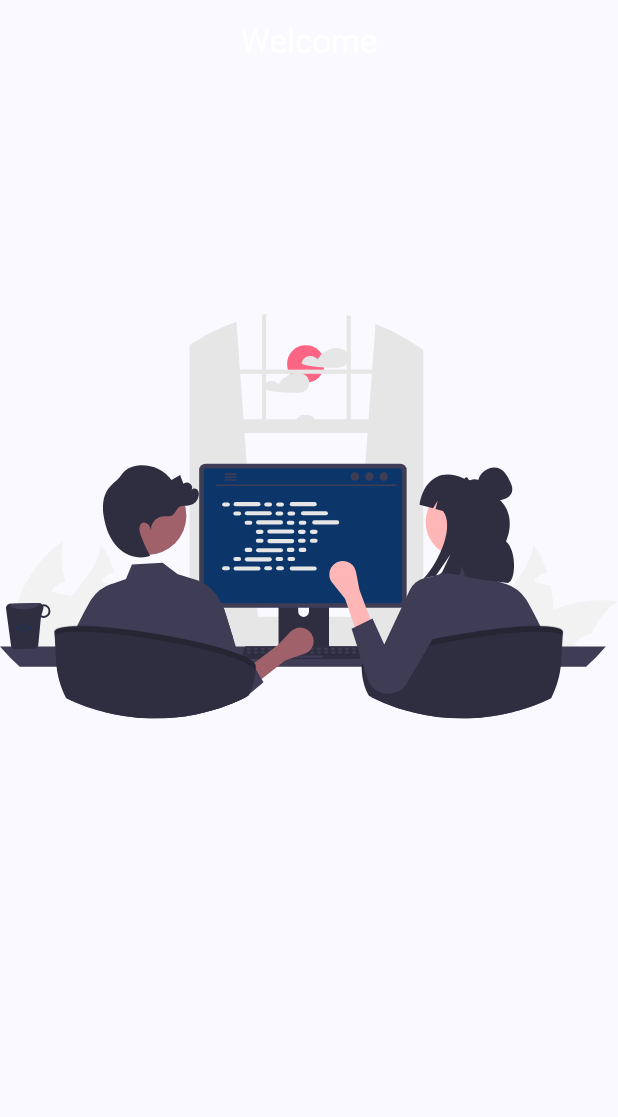
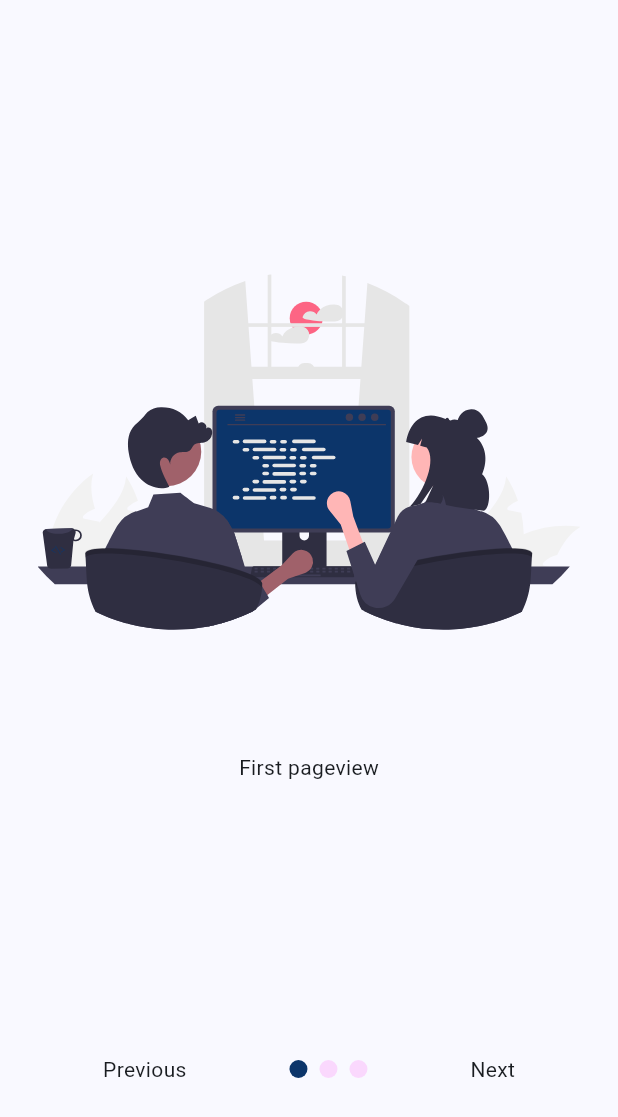
Before and after one commit to Emtee100/school-project, a Flutter app: the screen it shows after launch, on a phone screen of 412 x 824 dp. Shown: the top 1117 px of the screen. Run offline on Flutter 3.47's test engine with Material 2 defaults, Android fonts, the light colour scheme and no system bars; drawn by our look-alikes of smooth_page_indicator; our stand-ins replace flutter_svg.

Commit message:
Pageviews near completion

```diff
--- /dev/null
+++ b/lib/components/onboardingScreen1.dart
@@ -0,0 +1,18 @@
+import 'package:flutter/material.dart';
+import 'package:flutter_svg/flutter_svg.dart';
+
+class ScreenOne extends StatelessWidget {
+  const ScreenOne({super.key});
+
+  @override
+  Widget build(BuildContext context) {
+    return Scaffold(
+      body: Column(
+        children: [
+          SvgPicture.asset('assets/svg/pair_programming.svg', height: 400,),
+          const Text("First pageview"),
+        ],
+      ),
+    );
+  }
+}
--- a/lib/screens/welcomepage.dart
+++ b/lib/screens/welcomepage.dart
@@ -1,22 +1,66 @@
 import 'package:flutter/material.dart';
-import 'package:flutter_svg/flutter_svg.dart';
+import 'package:klabs/components/onboardingScreen1.dart';
+import 'package:klabs/components/onboardingScreen2.dart';
+import 'package:klabs/components/onboardingScreen3.dart';
+import 'package:smooth_page_indicator/smooth_page_indicator.dart';
 
-class WelcomeScreen extends StatelessWidget {
+class WelcomeScreen extends StatefulWidget {
   const WelcomeScreen({super.key});
+
+  @override
+  State<WelcomeScreen> createState() => _WelcomeScreenState();
+}
+
+class _WelcomeScreenState extends State<WelcomeScreen> {
+  late PageController _controller;
+  @override
+  void initState() {
+    _controller = PageController();
+    super.initState();
+  }
+
+  @override
+  void dispose() {
+    // TODO: implement dispose
+    _controller.dispose();
+    super.dispose();
+  }
 
   @override
   Widget build(BuildContext context) {
     return Scaffold(
-     backgroundColor: Theme.of(context).colorScheme.surface,
-      appBar: AppBar(
-        centerTitle: true,
-       // backgroundColor: Theme.of(context).colorScheme.primary,
-        title: const Text('Welcome', style: TextStyle(color: Colors.white),)),
-        body: Column(
-          children: [
-            SvgPicture.asset('assets/svg/pair_programming.svg')
-          ],
-        )
-    );
+        backgroundColor: Theme.of(context).colorScheme.surface,
+        body: SafeArea(
+          child: Column(
+            mainAxisAlignment: MainAxisAlignment.spaceEvenly,
+            children: [
+              Container(
+                margin: const EdgeInsets.symmetric(horizontal: 25),
+                height: 500,
+                child: PageView(
+                  controller: _controller,
+                  children: const [ScreenOne(), ScreenTwo(), ScreenThree()],
+                ),
+              ),
+              Row(
+                mainAxisAlignment: MainAxisAlignment.spaceEvenly,
+                children: [
+                  const Text('Previous'),
+                  SmoothPageIndicator(
+                    controller: _controller,
+                    count: 3,
+                    effect: JumpingDotEffect(
+                        activeDotColor: Theme.of(context).colorScheme.primary,
+                        dotColor:
+                            Theme.of(context).colorScheme.tertiaryContainer,
+                        dotHeight: 12,
+                        dotWidth: 12),
+                  ),
+                  const Text('Next')
+                ],
+              ),
+            ],
+          ),
+        ));
   }
 }
--- a/pubspec.yaml
+++ b/pubspec.yaml
@@ -37,6 +37,7 @@ dependencies:
   cupertino_icons: ^1.0.2
   google_fonts: ^6.1.0
   flutter_svg: ^2.0.8
+  smooth_page_indicator: ^1.1.0
 
 dev_dependencies:
   flutter_test:
```
Also changed, not shown: lib/components/onboardingScreen2.dart (added, +18 -0 lines), lib/components/onboardingScreen3.dart (added, +18 -0 lines), pubspec.lock.
